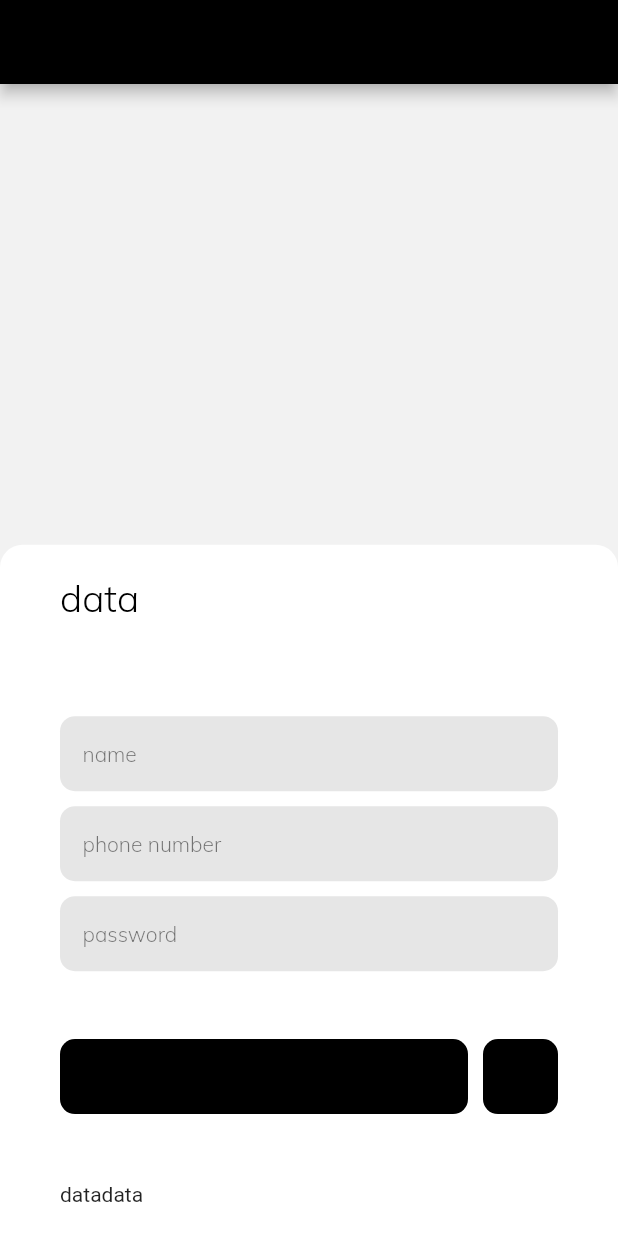
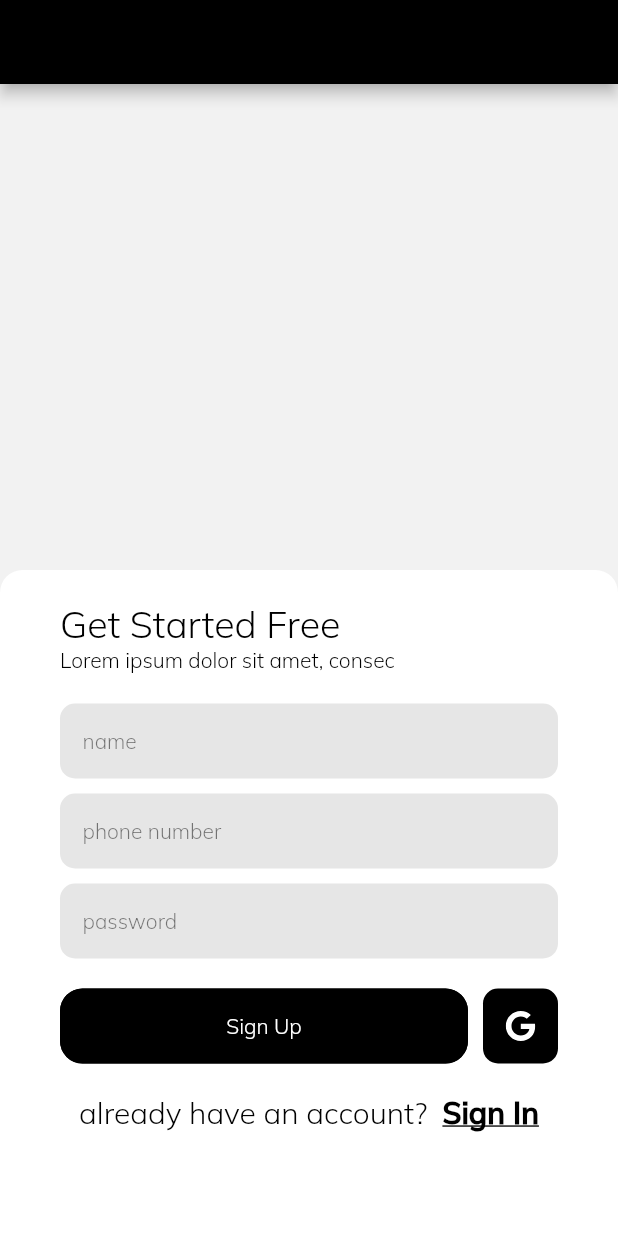
Before and after one commit to aliazimoshan/dongi, a Flutter app: the screen it shows after launch, on a phone screen of 412 x 824 dp. Run offline on Flutter 3.47's test engine with Material 2 defaults, Android fonts, the phone set to English and light mode, and no system bars; our stand-ins replace flutter_svg, hooks_riverpod.

Commit message:
1, complete wire frame UI sign up screen

```diff
--- a/lib/app/sign_up/sign_up_page.dart
+++ b/lib/app/sign_up/sign_up_page.dart
@@ -1,10 +1,7 @@
-import 'package:dongi/constants/color_config.dart';
-import 'package:dongi/constants/font_config.dart';
-import 'package:dongi/constants/size_config.dart';
-import 'package:dongi/widgets/text_field/custom_text_field.dart';
 import 'package:flutter/material.dart';
 import 'package:hooks_riverpod/hooks_riverpod.dart';
 
+import '../../constants/color_config.dart';
 import 'sign_up_widget.dart';
 
 class SignUpPage extends ConsumerWidget with SignUpWidget {
@@ -18,14 +15,9 @@ class SignUpPage extends ConsumerWidget with SignUpWidget {
         itemBuilder: (context, index) => Column(
           children: [
             Expanded(
-              flex: 2,
-              child: Container(
-                  // color: Colors.amber,
+              child: Container(),
             ),
-            ),
-            Expanded(
-              flex: 3,
-              child: Container(
+            Container(
               padding: const EdgeInsets.fromLTRB(40, 20, 40, 20),
               decoration: BoxDecoration(
                 color: ColorConfig.pureWhite,
@@ -40,36 +32,9 @@ class SignUpPage extends ConsumerWidget with SignUpWidget {
                 children: [
                   title(),
                   form(),
-                    Row(
-                      children: [
-                        Expanded(
-                          child: Container(
-                            height: 50,
-                            decoration: BoxDecoration(
-                              color: ColorConfig.primarySwatch,
-                              borderRadius: BorderRadius.circular(10),
-                            ),
-                          ),
-                        ),
-                        const SizedBox(width: 10),
-                        Container(
-                          height: 50,
-                          width: 50,
-                          decoration: BoxDecoration(
-                            color: ColorConfig.primarySwatch,
-                            borderRadius: BorderRadius.circular(10),
-                          ),
-                        ),
+                  actionButton(),
+                  changeActionButton(),
                 ],
-                    ),
-                    Row(
-                      children: [
-                        Text('data'),
-                        Text('data'),
-                      ],
-                    ),
-                  ],
-                ),
               ),
             ),
           ],
--- a/lib/app/sign_up/sign_up_widget.dart
+++ b/lib/app/sign_up/sign_up_widget.dart
@@ -1,25 +1,30 @@
-import 'package:dongi/constants/font_config.dart';
+import 'package:dongi/constants/content/sign_up_contents.dart';
 import 'package:flutter/material.dart';
+import 'package:flutter_svg/svg.dart';
 
+import '../../constants/color_config.dart';
+import '../../constants/font_config.dart';
+import '../../widgets/button/button.dart';
 import '../../widgets/text_field/custom_text_field.dart';
 
 class SignUpWidget {
-  /// *----- title
+  /// * ----- title
   title() => Column(
         crossAxisAlignment: CrossAxisAlignment.start,
         children: [
           Text(
-            'data',
+            SignUpContent.title,
             style: FontConfig.h5(),
           ),
           Text(
-            'data',
-            style: FontConfig.button(),
+            SignUpContent.subTitle,
+            style: FontConfig.body2(),
           ),
+          const SizedBox(height: 20),
         ],
       );
 
-  /// *----- form
+  /// * ----- form
   form() => Column(
         children: [
           CustomTextField(hintText: 'name'),
@@ -27,8 +32,63 @@ class SignUpWidget {
           CustomTextField(hintText: 'phone number'),
           const SizedBox(height: 10),
           CustomTextField(hintText: 'password'),
+          const SizedBox(height: 20)
         ],
       );
 
+  /// * ----- action buttons
+  actionButton() => Padding(
+        padding: const EdgeInsets.only(bottom: 20),
+        child: Row(
+          children: [
+            Expanded(child: ButtonWidget(title: 'Sign Up', onPressed: () {})),
+            const SizedBox(width: 10),
+            _googleButton(),
+          ],
+        ),
+      );
 
+  /// * ----- changeActionButton
+  changeActionButton() => Padding(
+        padding: const EdgeInsets.only(bottom: 50),
+        child: Row(
+          mainAxisAlignment: MainAxisAlignment.center,
+          crossAxisAlignment: CrossAxisAlignment.center,
+          children: [
+            Text(
+              SignUpContent.changeAction,
+              style: FontConfig.h6(),
+            ),
+            const SizedBox(width: 10),
+            InkWell(
+              onTap: () {},
+              child: Text(
+                'Sign In',
+                style: FontConfig.h6().copyWith(
+                  fontWeight: FontWeight.w800,
+                  decoration: TextDecoration.underline,
+                ),
+              ),
+            ),
+          ],
+        ),
+      );
+
+  /// * ----- google button
+  _googleButton() {
+    return InkWell(
+      onTap: () {},
+      child: Container(
+        height: 50,
+        width: 50,
+        decoration: BoxDecoration(
+          color: ColorConfig.primarySwatch,
+          borderRadius: BorderRadius.circular(10),
+        ),
+        child: Center(
+          child: SvgPicture.asset('assets/svg/google_icon.svg'),
+        ),
+      ),
+    );
+  }
 }
--- /dev/null
+++ b/lib/constants/content/sign_up_contents.dart
@@ -0,0 +1,5 @@
+class SignUpContent {
+  static String title = 'Get Started Free';
+  static String subTitle = 'Lorem ipsum dolor sit amet, consec';
+  static String changeAction = 'already have an account?';
+}
```
Also changed, not shown: pubspec.yaml (+5 -4 lines), assets/svg/google_icon.svg (added). Lines whose indentation alone changed are shown as unchanged.
